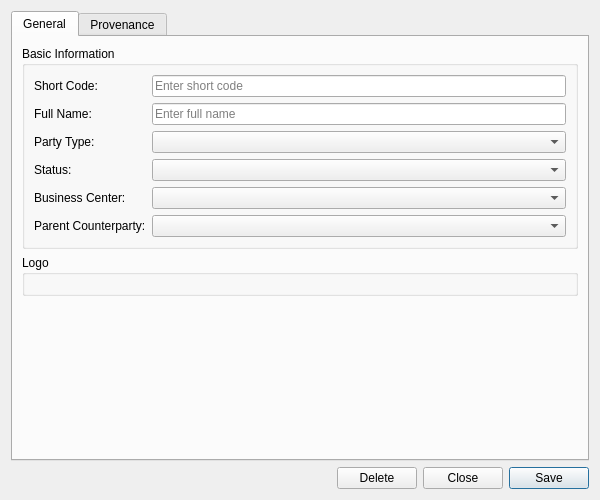
The window that projects/ores.qt/refdata/ui/CounterpartyDetailDialog.ui (OreStudio/OreStudio) describes before a commit, drawn with Qt 5.
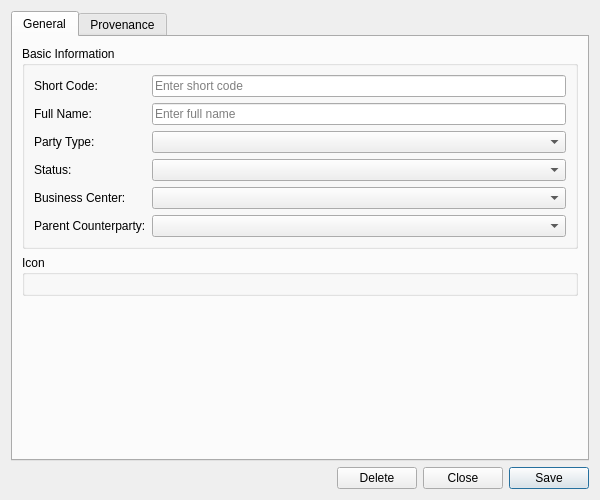
The same window after the commit. Custom widgets are drawn as their Qt base class.

The edit to the form file:
```diff
--- a/projects/ores.qt/refdata/ui/CounterpartyDetailDialog.ui
+++ b/projects/ores.qt/refdata/ui/CounterpartyDetailDialog.ui
@@ -131,7 +131,7 @@
        <item>
         <widget class="QGroupBox" name="flagGroup">
          <property name="title">
-          <string>Logo</string>
+          <string>Icon</string>
          </property>
          <layout class="QVBoxLayout" name="flagGroupLayout"/>
         </widget>
```
